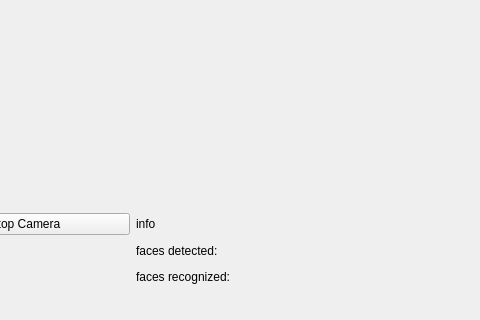
Above: py_faces/face_gui.ui from MisterYu/faces before the change; both pictures show x 307 to 787 and y 349 to 669 of the 879 by 669 pixel window. Below: the same form after it.
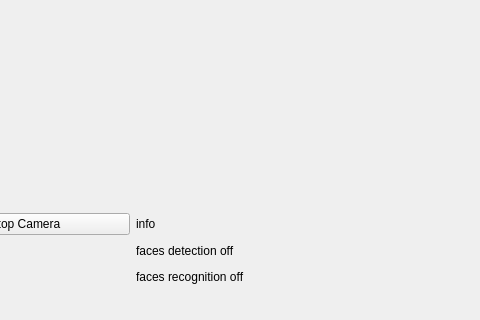
That is the form after the change.

Commit message: updated GUI with more face detection feedback

The edit to the form file:
```diff
--- a/py_faces/face_gui.ui
+++ b/py_faces/face_gui.ui
@@ -55,7 +55,7 @@
     <item row="3" column="2">
      <widget class="QLabel" name="face_detect_label">
       <property name="text">
-       <string>faces detected:</string>
+       <string>faces detection off</string>
       </property>
      </widget>
     </item>
@@ -99,7 +99,7 @@
     <item row="4" column="2">
      <widget class="QLabel" name="face_recognition_label">
       <property name="text">
-       <string>faces recognized:</string>
+       <string>faces recognition off</string>
       </property>
      </widget>
     </item>
```
The commit also changes 2 other files.
